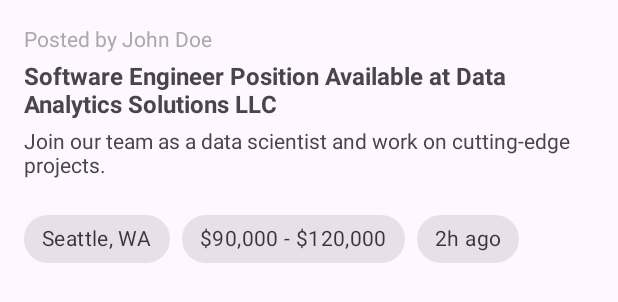
After one commit to yasirahmad62/Wellfound-Recruiting-proj, an Android app: the layout item_post.xml on its own in the app's theme, with its tools: preview values and no code run, on a phone screen of 412 x 824 dp. The commit adds this screen. Shown: the top 302 px of the screen. Run offline under Robolectric (Android 15) with nearby library versions, the phone set to English and light mode, and no system bars.

```diff
--- a/app/build.gradle.kts
+++ b/app/build.gradle.kts
@@ -41,6 +41,8 @@ dependencies {
     annotationProcessor ("com.github.bumptech.glide:compiler:4.12.0")
     //Stack overflow
     implementation ("com.google.code.gson:gson:2.8.8")
+    implementation ("com.firebaseui:firebase-ui-database:7.2.0")
+
     implementation(libs.androidx.core.ktx)
     implementation(libs.androidx.appcompat)
     implementation(libs.material)
--- a/app/src/main/java/com/example/wellfoundrecruiting/CandidateDetailActivity.kt
+++ b/app/src/main/java/com/example/wellfoundrecruiting/CandidateDetailActivity.kt
@@ -55,10 +55,13 @@ class CandidateDetailActivity : AppCompatActivity() {
                     val userRef = FirebaseDatabase.getInstance().getReference("users").child(currentUserUid)
                     userRef.child("connections").addListenerForSingleValueEvent(object : ValueEventListener {
                         override fun onDataChange(snapshot: DataSnapshot) {
-                            if (snapshot.exists() && snapshot.children.any { it.getValue(String::class.java) == candidateId }) {
+                            val isUserConnected = snapshot.exists() && snapshot.children.any { it.getValue(String::class.java) == candidateId }
+
+                            if (isUserConnected) {
                                 connectionStatusTextView.visibility = View.VISIBLE
                                 addConnectionButton.visibility = View.GONE
                             } else {
+                                connectionStatusTextView.visibility = View.GONE
                                 addConnectionButton.visibility = View.VISIBLE
                             }
                         }
--- a/app/src/main/java/com/example/wellfoundrecruiting/IntroActivity.kt
+++ b/app/src/main/java/com/example/wellfoundrecruiting/IntroActivity.kt
@@ -15,7 +15,7 @@ class IntroActivity : AppCompatActivity() {
         // Delay showing the MainActivity
         Handler().postDelayed({
             // Start MainActivity
-            startActivity(Intent(this, LoginActivity::class.java))
+            startActivity(Intent(this, MainActivity::class.java))
 
             finish()
         }, SPLASH_TIME_OUT)
--- /dev/null
+++ b/app/src/main/res/layout/item_post.xml
@@ -0,0 +1,71 @@
+<?xml version="1.0" encoding="utf-8"?>
+<LinearLayout xmlns:android="http://schemas.android.com/apk/res/android"
+    android:layout_width="match_parent"
+    android:layout_height="wrap_content"
+    android:orientation="vertical"
+    android:padding="16dp">
+
+    <!-- Author's Name -->
+    <TextView
+        android:id="@+id/authorTextView"
+        android:layout_width="wrap_content"
+        android:layout_height="wrap_content"
+        android:textSize="14sp"
+        android:textColor="@android:color/darker_gray"
+        android:layout_marginBottom="4dp"
+        android:text="Posted by John Doe"/>
+
+    <!-- Title: Software Engineer Position Available at {companyName} -->
+    <TextView
+        android:id="@+id/titleTextView"
+        android:layout_width="match_parent"
+        android:layout_height="wrap_content"
+        android:textSize="16sp"
+        android:textStyle="bold"
+        android:layout_marginBottom="4dp"
+        android:text="Software Engineer Position Available at Data Analytics Solutions LLC" />
+
+    <!-- Description -->
+    <TextView
+        android:id="@+id/descriptionTextView"
+        android:layout_width="match_parent"
+        android:layout_height="wrap_content"
+        android:textSize="14sp"
+        android:layout_marginBottom="8dp"
+        android:text="Join our team as a data scientist and work on cutting-edge projects."/>
+
+    <!-- Chip Buttons -->
+    <LinearLayout
+        android:layout_width="match_parent"
+        android:layout_height="wrap_content"
+        android:orientation="horizontal"
+        android:layout_marginTop="8dp">
+
+        <!-- Location Chip Button -->
+        <com.google.android.material.chip.Chip
+            android:id="@+id/locationChip"
+            android:layout_width="wrap_content"
+            android:layout_height="wrap_content"
+            android:text="Seattle, WA"
+            style="@style/Widget.MaterialComponents.Chip.Filter"
+            android:layout_marginEnd="8dp"/>
+
+        <!-- Salary Range Chip Button -->
+        <com.google.android.material.chip.Chip
+            android:id="@+id/salaryChip"
+            android:layout_width="wrap_content"
+            android:layout_height="wrap_content"
+            android:text="$90,000 - $120,000"
+            style="@style/Widget.MaterialComponents.Chip.Filter"
+            android:layout_marginEnd="8dp"/>
+
+        <!-- Time Chip Button -->
+        <com.google.android.material.chip.Chip
+            android:id="@+id/timestampChip"
+            android:layout_width="wrap_content"
+            android:layout_height="wrap_content"
+            android:text="2h ago"
+            style="@style/Widget.MaterialComponents.Chip.Filter"/>
+    </LinearLayout>
+
+</LinearLayout>
```
Also changed, not shown: app/src/main/java/com/example/wellfoundrecruiting/MainActivity.kt (+51 -5 lines), app/src/main/java/com/example/wellfoundrecruiting/Post.kt (added, +17 -0 lines), app/src/main/java/com/example/wellfoundrecruiting/PostAdapter.kt (added, +30 -0 lines), app/src/main/res/layout/activity_main.xml (+9 -13 lines), app/src/main/res/drawable/ic_car.jpeg (added).
